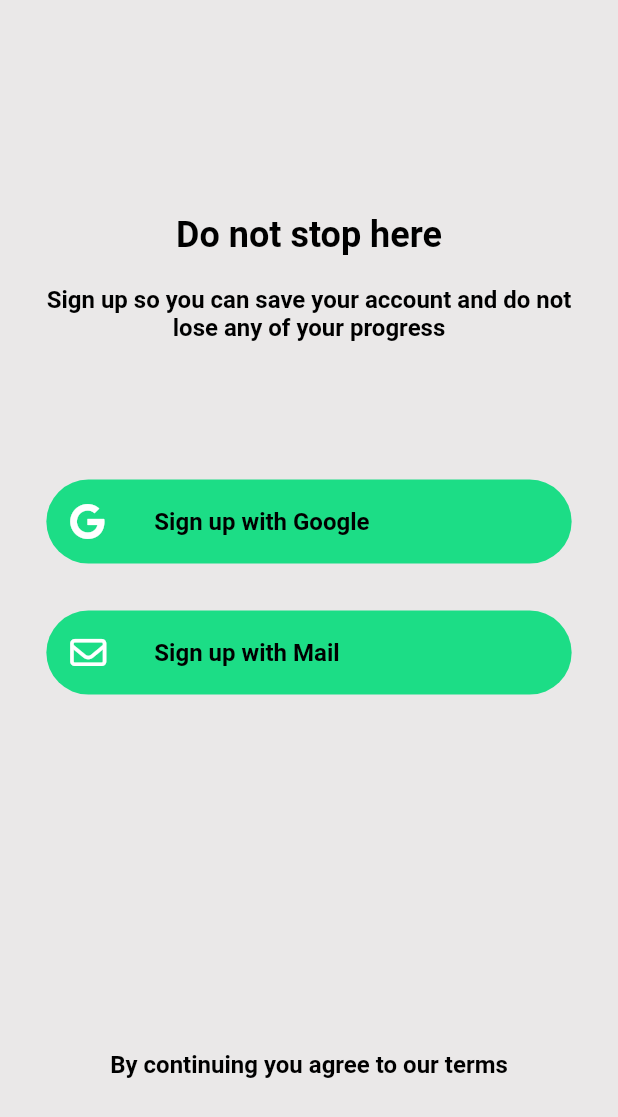
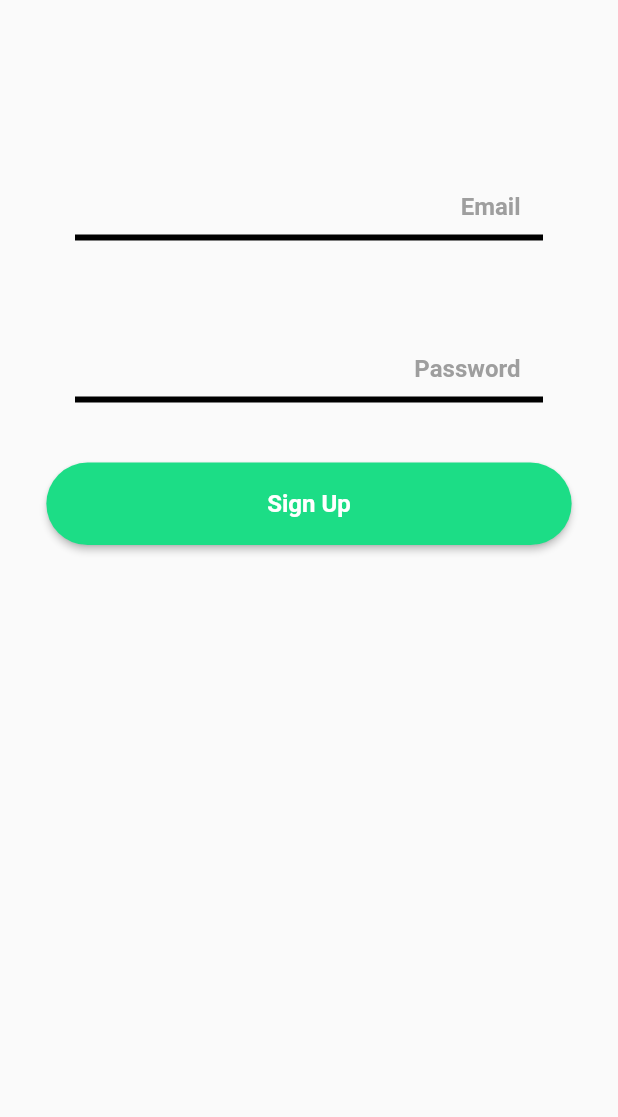
Before and after one commit to DodoorSoft/calorie_diary, a Flutter app: the LoginScreen screen opened by its route, after a tap on "Sign up with Mail", on a phone screen of 412 x 824 dp. Shown: the top 1117 px of the screen. Run offline on Flutter 3.47's test engine with Material 2 defaults, Android fonts, the phone set to English and light mode, and no system bars; drawn by our look-alikes of modal_progress_hud_nsn; our stand-ins replace firebase_auth, firebase_core, font_awesome_flutter, google_sign_in, toggle_switch; accounts and stored records are empty.

Commit message:
mail login screen

```diff
--- a/lib/components/custom_text_field.dart
+++ b/lib/components/custom_text_field.dart
@@ -7,19 +7,25 @@ class CustomTextField extends StatelessWidget {
   late FocusNode node;
   late TextInputType keyboardType;
   String text;
+  TextAlign hintTextAlign;
+  bool isObscure;
+  TextDirection hintTextDirection;
+  EdgeInsets padding;
 
-  CustomTextField({Key? key, required this.controller, required this.node, required this.keyboardType, this.text = ""}) : super(key: key);
+  CustomTextField({Key? key, required this.controller, required this.node, required this.keyboardType, this.text = "",
+  this.hintTextAlign = TextAlign.center,this.isObscure=false,this.hintTextDirection=TextDirection.ltr,this.padding=const EdgeInsets.all(50)}) : super(key: key);
 
   @override
   Widget build(BuildContext context) {
     return Padding(
-      padding: const EdgeInsets.all(50),
+      padding: padding,
       child: TextFormField(
-        textAlign: TextAlign.center,
+        obscureText: isObscure,
+        textAlign: hintTextAlign,
         keyboardType: keyboardType,
         decoration: InputDecoration(
           hintText: text,
-
+          hintTextDirection: hintTextDirection,
           enabledBorder: const UnderlineInputBorder(
             borderSide: BorderSide(color: Colors.black,width: 4)
           ),
--- a/lib/main.dart
+++ b/lib/main.dart
@@ -29,7 +29,7 @@ class MyApp extends StatelessWidget {
           'home_view':(context)=> HomeView(),
           'login_screen': (context) => const LoginScreen()
         },
-        home: GetStartedScreen()
+        home: LoginScreen()
       ),
     );
   }
--- a/lib/views/login_screen.dart
+++ b/lib/views/login_screen.dart
@@ -3,6 +3,8 @@ import 'package:calorie_diary/controllers/sign_in_controller.dart';
 import 'package:flutter/material.dart';
 import 'package:font_awesome_flutter/font_awesome_flutter.dart';
 import 'package:modal_progress_hud_nsn/modal_progress_hud_nsn.dart';
+
+import 'mail_login_screen.dart';
 
 
 class LoginScreen extends StatefulWidget {
@@ -36,6 +38,7 @@ class _LoginScreenState extends State<LoginScreen> {
                 child: Column(
                   mainAxisAlignment: MainAxisAlignment.spaceEvenly,
                   children: const [
+                    Icon(Icons.person_add_alt_1,color: kLightGreen,size: 40,),
                     Text('Do not stop here',style: kTitleStyle,),
                     Text('Sign up so you can save your account and do not lose any of your progress',style: kSubTitleStyle,
                       textAlign: TextAlign.center,),
@@ -74,7 +77,9 @@ class _LoginScreenState extends State<LoginScreen> {
 
                     ),
                     ListTile(
-                      onTap: (){},
+                      onTap: (){
+                        Navigator.push(context, MaterialPageRoute(builder: (context)=>const MailLoginScreen()));
+                      },
                       leading: const FaIcon(FontAwesomeIcons.envelope,color: Colors.white,),
                       tileColor: kLightGreen,
                       title: const Text('Sign up with Mail',style: kSubTitleStyle),
--- /dev/null
+++ b/lib/views/mail_login_screen.dart
@@ -0,0 +1,71 @@
+import 'package:calorie_diary/components/custom_button.dart';
+import 'package:calorie_diary/components/custom_text_field.dart';
+import 'package:calorie_diary/constants.dart';
+import 'package:flutter/material.dart';
+
+
+class MailLoginScreen extends StatefulWidget {
+  const MailLoginScreen({Key? key}) : super(key: key);
+
+  @override
+  State<MailLoginScreen> createState() => _MailLoginScreenState();
+}
+
+class _MailLoginScreenState extends State<MailLoginScreen> {
+
+  final TextEditingController _mailController = TextEditingController();
+  final TextEditingController _passwordController = TextEditingController();
+
+  final FocusNode _mailNode = FocusNode();
+  final FocusNode _passwordNode = FocusNode();
+
+  @override
+  void initState() {
+    // TODO: implement initState
+    super.initState();
+    _mailController.addListener(() {
+      setState((){});
+    });
+    _passwordController.addListener(() {
+      setState((){});
+    });
+  }
+
+  @override
+  void dispose() {
+    // TODO: implement dispose
+    super.dispose();
+    _passwordController.dispose();
+    _mailController.dispose();
+    _mailNode.dispose();
+    _passwordNode.dispose();
+  }
+
+  @override
+  Widget build(BuildContext context) {
+    return Scaffold(
+      body: SafeArea(
+        child: Center(
+          child: Stack(
+            children: [
+              Positioned(
+                top: MediaQuery.of(context).size.height*.1,
+                width: MediaQuery.of(context).size.width,
+                child: Column(
+                  mainAxisAlignment: MainAxisAlignment.start,
+                  children: [
+                    CustomTextField(controller: _mailController, node: _mailNode, keyboardType: TextInputType.emailAddress,
+                      text: 'Email',hintTextDirection: TextDirection.rtl,hintTextAlign: TextAlign.start,padding:const EdgeInsets.only(left: 50,right: 50,top: 30,bottom: 30),),
+                    CustomTextField(controller: _passwordController, node: _passwordNode, keyboardType: TextInputType.text,
+                      text: 'Password',isObscure: true,hintTextDirection: TextDirection.rtl,hintTextAlign: TextAlign.start,padding:const EdgeInsets.only(left: 50,right: 50,top: 30,bottom: 40),),
+                    CustomButton(color: kLightGreen, onPressed: (){}, buttonChild: Text('Sign Up',style: kSubTitleStyle.copyWith(color: Colors.white),))
+                  ],
+                ),
+              ),
+            ],
+          ),
+        ),
+      ),
+    );
+  }
+}
```
